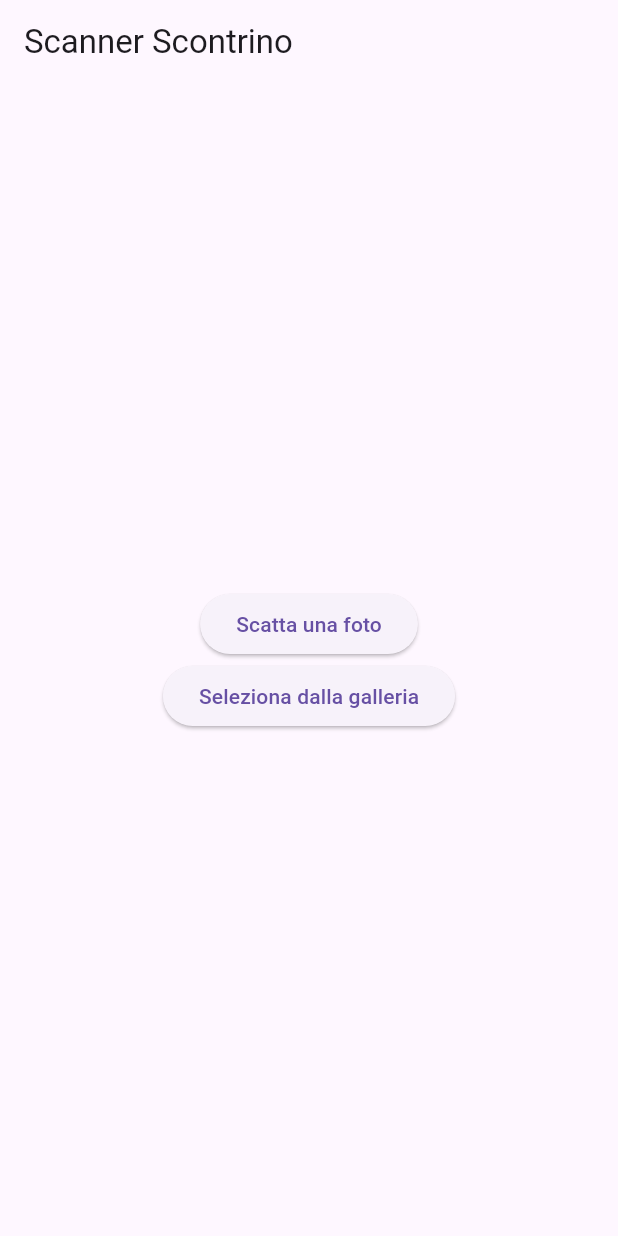
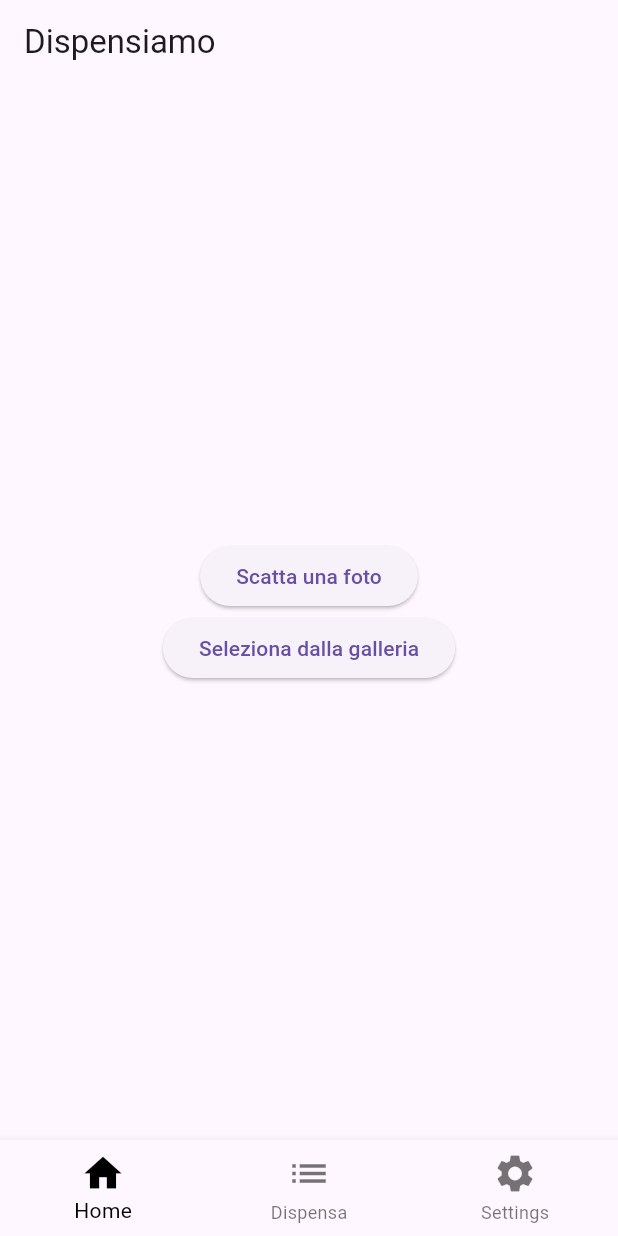
Before and after one commit to pierpaolo1989/dispensiamo, a Flutter app: the screen it shows after launch, after a tap on "Seleziona dalla galleria", on a phone screen of 412 x 824 dp. Run offline on Flutter 3.47's test engine with Material 3 defaults, Android fonts, the phone set to English and light mode, and no system bars; our stand-ins replace camera; missing offline and left inert: google_ml_kit.

Commit message:
Added splash screen and bottom navigation bar

```diff
--- a/lib/main.dart
+++ b/lib/main.dart
@@ -1,4 +1,5 @@
 import 'package:dispensiamo/scanner_screen.dart';
+import 'package:dispensiamo/splash_screen.dart';
 import 'package:flutter/material.dart';
 
 void main() {
@@ -10,7 +11,7 @@ class MyApp extends StatelessWidget {
   Widget build(BuildContext context) {
     return MaterialApp(
       debugShowCheckedModeBanner: false,
-      home: ReceiptScannerScreen(),
+      home: SplashScreen(),
     );
   }
 }
--- /dev/null
+++ b/lib/main_camera_screen.dart
@@ -0,0 +1,34 @@
+import 'package:dispensiamo/camera_screen.dart';
+import 'package:flutter/material.dart';
+
+class MainCameraScreen extends StatelessWidget {
+  const MainCameraScreen({super.key});
+
+  @override
+  Widget build(BuildContext context) {
+    return Scaffold(
+      body: Center(
+        child: Column(
+          mainAxisAlignment: MainAxisAlignment.center,
+          children: [
+            ElevatedButton(
+              onPressed: () {
+                Navigator.push(
+                  context,
+                  MaterialPageRoute(builder: (context) => CameraScreen()),
+                );
+              },
+              child: const Text('Scatta una foto'),
+            ),
+            ElevatedButton(
+              onPressed: () {
+                // Funzionalità di selezione immagine da implementare
+              },
+              child: const Text('Seleziona dalla galleria'),
+            ),
+          ],
+        ),
+      ),
+    );
+  }
+}
--- a/lib/scanner_screen.dart
+++ b/lib/scanner_screen.dart
@@ -1,33 +1,57 @@
+import 'package:dispensiamo/main_camera_screen.dart';
 import 'package:flutter/material.dart';
-import 'camera_screen.dart';
 
-class ReceiptScannerScreen extends StatelessWidget {
+class ReceiptScannerScreen extends StatefulWidget {
+  ReceiptScannerScreen();
+
+  @override
+  _ReceiptScannerScreenState createState() => _ReceiptScannerScreenState();
+}
+
+class _ReceiptScannerScreenState extends State<ReceiptScannerScreen> {
+  int _selectedIndex = 0;
+  static final List<Widget> _widgetOptions = <Widget>[
+    const MainCameraScreen(),
+    const Text('List',
+        style: TextStyle(fontSize: 35, fontWeight: FontWeight.bold)),
+    const Text('Settings',
+        style: TextStyle(fontSize: 35, fontWeight: FontWeight.bold)),
+  ];
+
+  void _onItemTapped(int index) {
+    setState(() {
+      _selectedIndex = index;
+    });
+  }
+
   @override
   Widget build(BuildContext context) {
     return Scaffold(
-      appBar: AppBar(title: Text('Scanner Scontrino')),
+      appBar: AppBar(title: const Text('Dispensiamo')),
       body: Center(
-        child: Column(
-          mainAxisAlignment: MainAxisAlignment.center,
-          children: [
-            ElevatedButton(
-              onPressed: () {
-                Navigator.push(
-                  context,
-                  MaterialPageRoute(builder: (context) => CameraScreen()),
-                );
-              },
-              child: Text('Scatta una foto'),
+        child: _widgetOptions.elementAt(_selectedIndex),
+      ),
+      bottomNavigationBar: BottomNavigationBar(
+          items: const <BottomNavigationBarItem>[
+            BottomNavigationBarItem(
+              icon: Icon(Icons.home),
+              label: 'Home',
             ),
-            ElevatedButton(
-              onPressed: () {
-                // Funzionalità di selezione immagine da implementare
-              },
-              child: Text('Seleziona dalla galleria'),
+            BottomNavigationBarItem(
+              icon: Icon(Icons.list),
+              label: 'Dispensa',
+            ),
+            BottomNavigationBarItem(
+              icon: Icon(Icons.settings),
+              label: 'Settings',
             ),
           ],
-        ),
-      ),
+          type: BottomNavigationBarType.fixed,
+          currentIndex: _selectedIndex,
+          selectedItemColor: Colors.black,
+          iconSize: 30,
+          onTap: _onItemTapped,
+          elevation: 5),
     );
   }
 }
--- /dev/null
+++ b/lib/splash_screen.dart
@@ -0,0 +1,27 @@
+import 'dart:async';
+
+import 'package:dispensiamo/scanner_screen.dart';
+import 'package:flutter/material.dart';
+
+class SplashScreen extends StatefulWidget {
+  @override
+  _SplashScreenState createState() => _SplashScreenState();
+}
+
+class _SplashScreenState extends State<SplashScreen> {
+  @override
+  void initState() {
+    super.initState();
+    Timer(
+        const Duration(seconds: 3),
+        () => Navigator.pushReplacement(context,
+            MaterialPageRoute(builder: (context) => ReceiptScannerScreen())));
+  }
+
+  @override
+  Widget build(BuildContext context) {
+    return Container(
+        color: Colors.white,
+        child: FlutterLogo(size: MediaQuery.of(context).size.height));
+  }
+}
```
